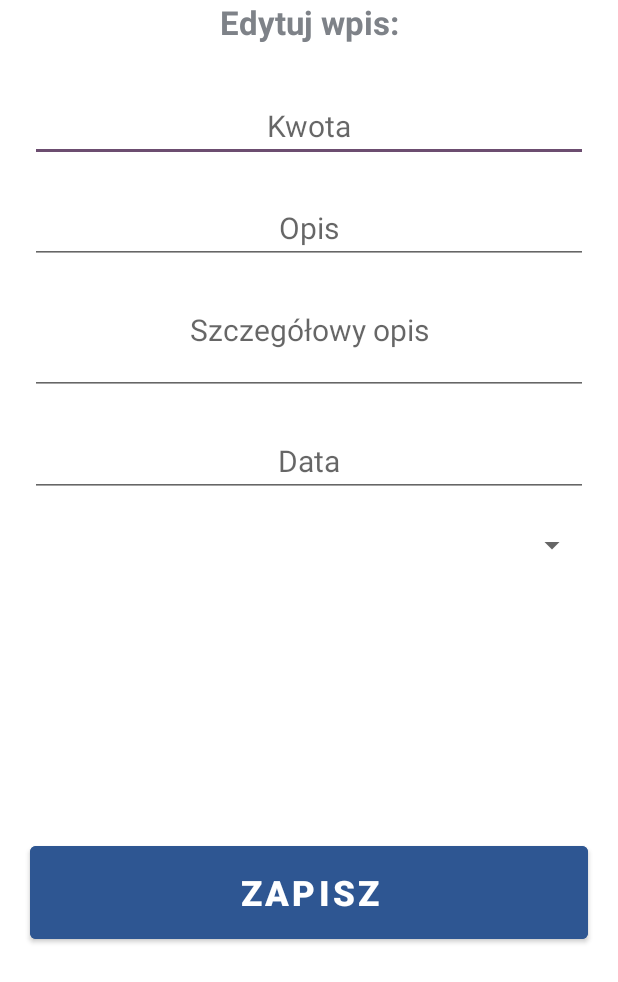
After one commit to Madgda/Finanso, an Android app: the layout popup_lista_edit.xml on its own in the app's theme, with its tools: preview values and no code run, on a phone screen of 412 x 824 dp. The commit adds this screen. Shown: the top 982 px of the screen. Run offline under Robolectric (Android 15) with nearby library versions, the phone set to English and light mode, and no system bars.

Commit message:
popup na edycje listy

```diff
--- /dev/null
+++ b/app/src/main/res/layout/popup_lista_edit.xml
@@ -0,0 +1,122 @@
+<?xml version="1.0" encoding="utf-8"?>
+<androidx.constraintlayout.widget.ConstraintLayout xmlns:android="http://schemas.android.com/apk/res/android"
+    xmlns:tools="http://schemas.android.com/tools"
+    xmlns:app="http://schemas.android.com/apk/res-auto"
+    android:orientation="vertical"
+    android:layout_width="match_parent"
+    android:layout_height="match_parent"
+    android:backgroundTint="@android:color/transparent">
+
+    <TextView
+        android:layout_width="match_parent"
+        android:layout_height="wrap_content"
+        app:layout_constraintTop_toTopOf="parent"
+        android:textSize="22sp"
+        android:textStyle="bold"
+        android:textAlignment="center"
+        android:gravity="center_horizontal"
+        android:text="Edytuj wpis:"
+        android:textColor="@color/grey"
+        />
+
+    <EditText
+        android:id="@+id/kwotaE"
+        android:layout_width="match_parent"
+        android:layout_height="wrap_content"
+        android:layout_marginHorizontal="20dp"
+        android:layout_marginTop="60dp"
+        android:inputType="numberSigned|numberDecimal"
+        android:hint="Kwota"
+        android:textSize="20sp"
+        android:textAlignment="center"
+        android:gravity="center_horizontal"
+        app:layout_constraintStart_toStartOf="parent"
+        app:layout_constraintTop_toTopOf="parent" />
+    <EditText
+        android:id="@+id/opisE"
+        android:layout_width="match_parent"
+        android:layout_height="wrap_content"
+        android:layout_marginHorizontal="20dp"
+        android:layout_marginTop="20dp"
+        android:inputType="text"
+        android:hint="Opis"
+        android:textSize="20sp"
+        android:textAlignment="center"
+        android:gravity="center_horizontal"
+        app:layout_constraintTop_toBottomOf="@id/kwotaE"
+
+        />
+
+    <EditText
+        android:id="@+id/opisDlugiE"
+        android:layout_width="match_parent"
+        android:layout_height="wrap_content"
+        android:layout_marginHorizontal="20dp"
+        android:layout_marginTop="20dp"
+        android:gravity="center_horizontal"
+        android:hint="Szczegółowy opis"
+        android:inputType="text"
+        android:textAlignment="center"
+        android:textSize="20sp"
+        android:paddingBottom="30dp"
+        app:layout_constraintTop_toBottomOf="@id/opisE"
+
+        />
+
+    <EditText
+        android:id="@+id/dataE"
+        android:layout_width="match_parent"
+        android:layout_height="wrap_content"
+        android:layout_marginHorizontal="20dp"
+        android:layout_marginTop="20dp"
+        android:inputType="none"
+        android:hint="Data"
+        android:textSize="20sp"
+        android:textAlignment="center"
+        android:gravity="center_horizontal"
+        android:focusableInTouchMode="false"
+        app:layout_constraintTop_toBottomOf="@id/opisDlugiE" />
+    <Spinner
+        android:id="@+id/kategoriaS"
+        android:layout_width="match_parent"
+        android:layout_height="wrap_content"
+        android:layout_marginHorizontal="20dp"
+        android:layout_marginTop="20dp"
+        android:textSize="20sp"
+        android:textAlignment="center"
+        android:gravity="center_horizontal"
+        app:layout_constraintTop_toBottomOf="@id/dataE"
+        />
+    <!--<EditText
+        android:id="@+id/E1"
+        android:layout_width="match_parent"
+        android:layout_height="wrap_content"
+        android:layout_marginHorizontal="20dp"
+        android:layout_marginTop="20dp"
+        android:inputType="text"
+        android:hint="Kategoria"
+        android:textSize="20sp"
+        android:textAlignment="center"
+        android:gravity="center_horizontal"
+        app:layout_constraintTop_toBottomOf="@id/timeE"
+        />
+-->
+    <Button
+        android:id="@+id/zapiszB"
+        android:layout_width="match_parent"
+        android:layout_height="wrap_content"
+        android:layout_marginLeft="20dp"
+        android:layout_marginRight="20dp"
+        android:layout_marginBottom="10dp"
+        android:paddingVertical="15dp"
+        android:backgroundTint="@color/BlueDarker"
+        android:text="Zapisz"
+        android:textSize="23sp"
+        android:textColor="@color/white"
+        android:textStyle="bold"
+        app:layout_constraintTop_toBottomOf="@id/kategoriaS"
+        app:layout_constraintBottom_toBottomOf="parent"
+        app:layout_constraintLeft_toLeftOf="parent"
+        app:layout_constraintRight_toRightOf="parent" />
+
+</androidx.constraintlayout.widget.ConstraintLayout>
```
Also changed, not shown: app/src/main/java/com/example/finanso/ExampleAdapter.java (+107 -13 lines), app/src/main/java/com/example/finanso/ListActivity.java (+7 -0 lines), app/src/main/java/com/example/finanso/SqLiteManager.java (+10 -0 lines).
